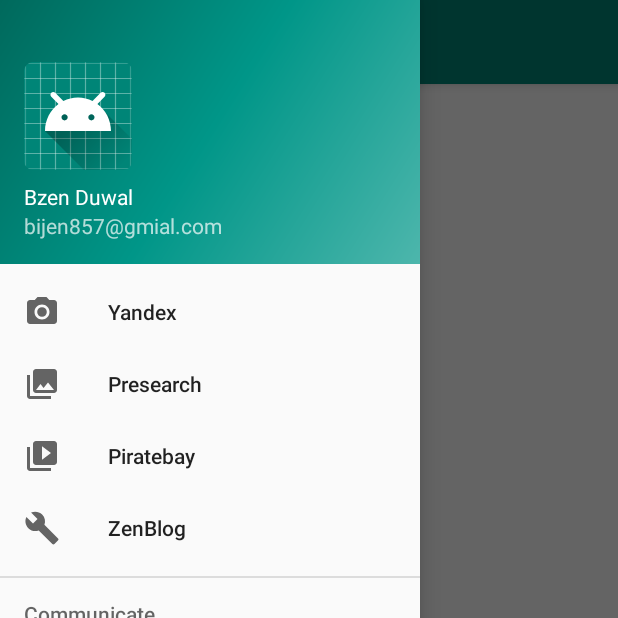
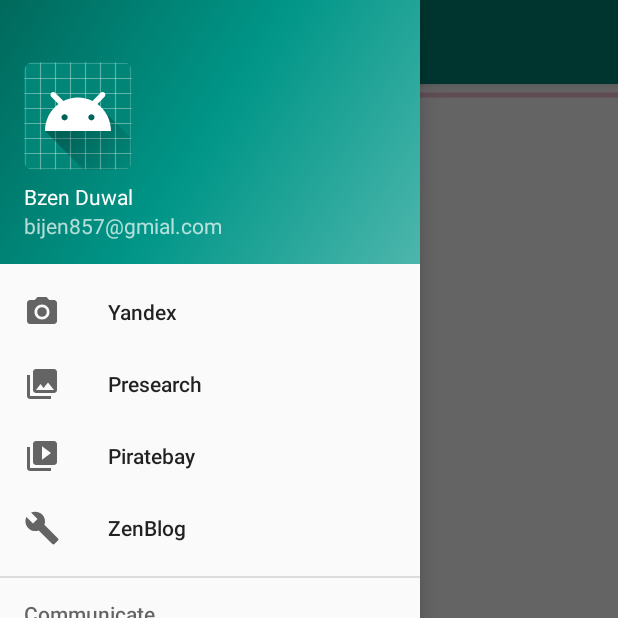
Before and after one commit to DuwalBzen/androidwebview, an Android app: the screen it shows after launch (MainActivity), with the side drawer open, on a phone screen of 412 x 824 dp, the top half of it. Run offline under Robolectric (Android 15) with nearby library versions, the phone set to English and light mode, and no system bars.

```diff
--- a/app/src/main/java/np/com/bijenduwal/aafnobrowser/GoogleFragment.java
+++ b/app/src/main/java/np/com/bijenduwal/aafnobrowser/GoogleFragment.java
@@ -1,7 +1,12 @@
 package np.com.bijenduwal.aafnobrowser;
 
 
+import android.app.DownloadManager;
+import android.app.ProgressDialog;
+import android.content.Intent;
+import android.net.Uri;
 import android.os.Bundle;
+import android.os.Environment;
 import android.os.Handler;
 import android.os.Message;
 import android.support.v4.app.Fragment;
@@ -12,8 +17,16 @@ import android.view.LayoutInflater;
 import android.view.MotionEvent;
 import android.view.View;
 import android.view.ViewGroup;
+import android.webkit.CookieManager;
+import android.webkit.DownloadListener;
+import android.webkit.URLUtil;
 import android.webkit.WebView;
 import android.webkit.WebViewClient;
+import android.widget.ProgressBar;
+import android.widget.Toast;
+
+import static android.content.Context.DOWNLOAD_SERVICE;
+import static android.support.v4.content.ContextCompat.getSystemService;
 
 
 /**
@@ -21,6 +34,7 @@ import android.webkit.WebViewClient;
  */
 public class GoogleFragment extends Fragment {
 
+    private ProgressBar google_progressBar;
     private String currentUrl;
     private WebView googleWebview;
     private SwipeRefreshLayout swipeRefreshLayout;
@@ -48,6 +62,7 @@ public class GoogleFragment extends Fragment {
         // Inflate the layout for this fragment
         View view = inflater.inflate(R.layout.fragment_google, container, false);
         currentUrl = "http://google.com";
+        google_progressBar = view.findViewById(R.id.google_progressBar);
         googleWebview = view.findViewById(R.id.google_webview_id);
         swipeRefreshLayout = view.findViewById(R.id.google_swipup_refresh_ID);
         swipeRefreshLayout.setOnRefreshListener(new SwipeRefreshLayout.OnRefreshListener() {
@@ -56,7 +71,6 @@ public class GoogleFragment extends Fragment {
                 loadWebPage();
             }
         });
-
         loadWebPage();
         return view;
     }
@@ -68,6 +82,8 @@ public class GoogleFragment extends Fragment {
         googleWebview.getSettings().setBuiltInZoomControls(true);
         googleWebview.getSettings().setDisplayZoomControls(false);
         googleWebview.loadUrl(currentUrl);
+
+        google_progressBar.setVisibility(View.VISIBLE);
 
         googleWebview.setOnKeyListener(new View.OnKeyListener() {
 
@@ -89,6 +105,7 @@ public class GoogleFragment extends Fragment {
 
             public boolean shouldOverrideUrlLoading(WebView view, String url) {
                 currentUrl = url;
+                google_progressBar.setVisibility(View.VISIBLE);
                 return super.shouldOverrideUrlLoading(view, url);
             }
 
@@ -101,6 +118,7 @@ public class GoogleFragment extends Fragment {
 
             @Override
             public void onPageFinished(WebView view, String url) {
+                google_progressBar.setVisibility(View.INVISIBLE);
                 super.onPageFinished(view, url);
                 swipeRefreshLayout.setRefreshing(false);
             }
```
Also changed, not shown: app/src/main/res/layout/fragment_google.xml (+17 -2 lines).
